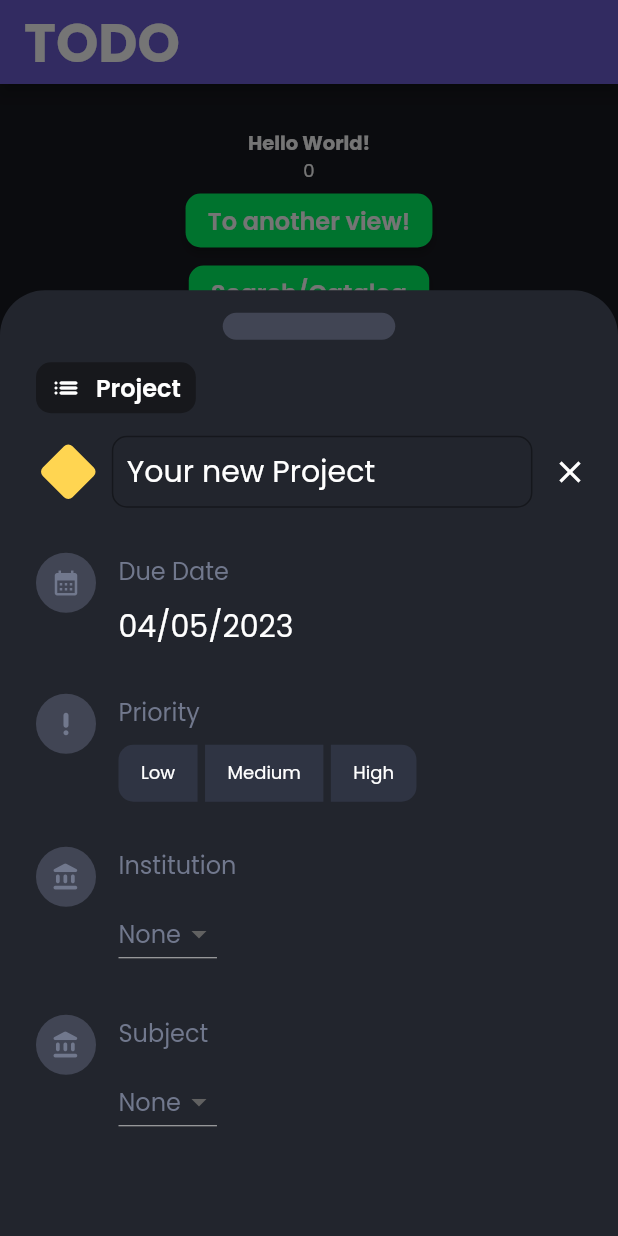
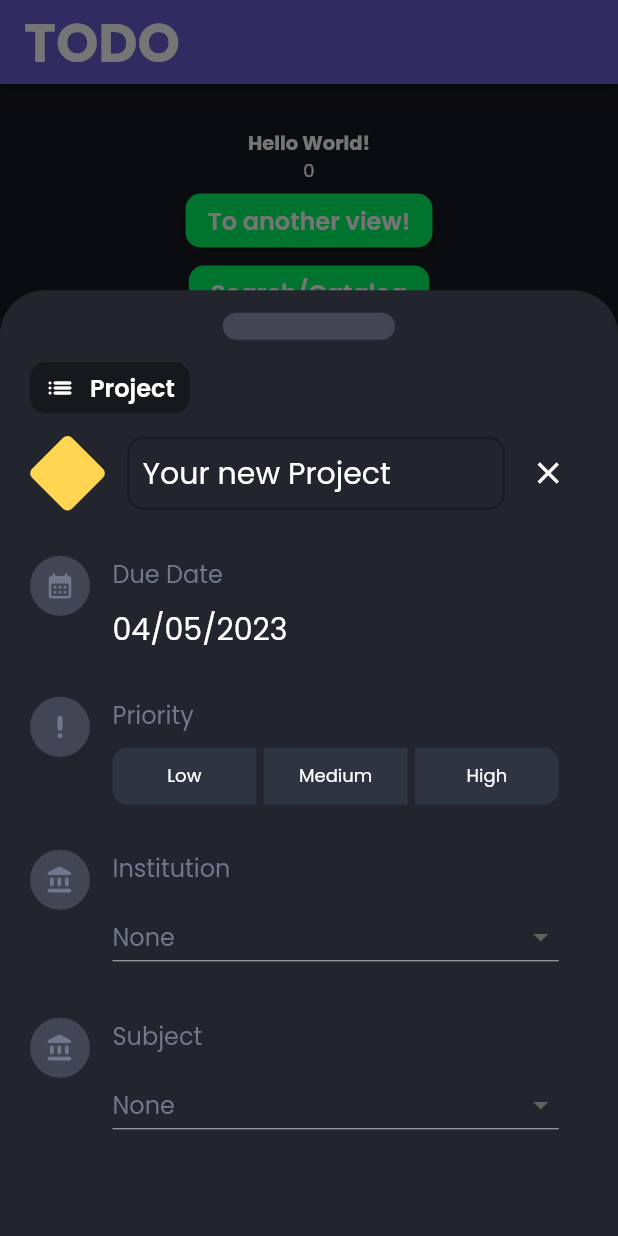
Before and after one commit to DreFlo/lgp-2223-sc1, a Flutter app: the HomePage screen opened directly, after a tap on "Project Form", on a phone screen of 412 x 824 dp. Run offline on Flutter 3.47's test engine with Material 2 defaults, Android fonts, the phone set to English and light mode, and no system bars; our stand-ins replace calendar_view, carousel_slider, floor, flutter_svg, get_it, like_button and 3 more; missing offline and left inert: books_finder, emojis, flutter_picker, tmdb_api; accounts and stored records are empty; generated files the repository leaves out were written again.

Commit message:
Give the same treatment to project form.

```diff
--- a/src/lib/pages/tasks/project_form.dart
+++ b/src/lib/pages/tasks/project_form.dart
@@ -239,7 +239,7 @@ class _ProjectFormState extends State<ProjectForm> {
         builder: (BuildContext context, AsyncSnapshot<int> snapshot) {
           if (snapshot.hasData) {
             return Padding(
-                padding: const EdgeInsets.symmetric(horizontal: 24),
+                padding: const EdgeInsets.symmetric(horizontal: 20),
                 child: SingleChildScrollView(
                   controller: widget.scrollController,
                   child: Wrap(spacing: 10, children: [
@@ -294,15 +294,6 @@ class _ProjectFormState extends State<ProjectForm> {
                     const SizedBox(height: 30),
 
                     // Description
-                    Row(children: [
-                      Text(AppLocalizations.of(context).description,
-                          style: const TextStyle(
-                              fontFamily: 'Poppins',
-                              color: Color(0xFF71788D),
-                              fontSize: 16,
-                              fontWeight: FontWeight.w400),
-                          textAlign: TextAlign.center),
-                    ]),
                     const SizedBox(height: 7.5),
                     ...getDescription(),
                     const SizedBox(height: 30),
@@ -322,32 +313,16 @@ class _ProjectFormState extends State<ProjectForm> {
   List<Widget> getTitle(BuildContext context) {
     Widget titleWidget =
         Row(crossAxisAlignment: CrossAxisAlignment.center, children: [
-      const SizedBox(width: 7.5),
       Flexible(
           flex: 1,
-          child: AspectRatio(
-              aspectRatio: 1,
           child: Transform.rotate(
             angle: -Math.pi / 4,
-                  child: ElevatedButton(
-                    style: ButtonStyle(
-                        shadowColor:
-                            MaterialStateProperty.all(Colors.transparent),
-                        elevation: MaterialStateProperty.all(0),
-                        alignment: const Alignment(0, 0),
-                        backgroundColor:
-                            MaterialStateProperty.all(studentColor)),
-                    onPressed: () {
-                      //TODO: Change the associated module (?)
-                    },
-                    child: Container(
-                        decoration: BoxDecoration(
-                      borderRadius: BorderRadius.circular(5),
+            child:
+                const Icon(Icons.square_rounded, size: 50, color: studentColor),
           )),
-                  )))),
       const SizedBox(width: 15),
       Flexible(
-          flex: 10,
+          flex: 5,
           child: TextField(
               key: const Key('projectTitle'),
               controller: titleController,
@@ -502,7 +477,8 @@ class _ProjectFormState extends State<ProjectForm> {
             Row(
               mainAxisAlignment: MainAxisAlignment.start,
               children: [
-                InkWell(
+                Expanded(
+                    child: InkWell(
                   highlightColor: lightGray,
                   child: Column(
                     mainAxisAlignment: MainAxisAlignment.center,
@@ -530,9 +506,10 @@ class _ProjectFormState extends State<ProjectForm> {
                     priority = Priority.low;
                     setState(() {});
                   },
-                ),
+                )),
                 const SizedBox(width: 5),
-                InkWell(
+                Expanded(
+                    child: InkWell(
                   highlightColor: lightGray,
                   child: Column(
                     mainAxisAlignment: MainAxisAlignment.center,
@@ -555,9 +532,10 @@ class _ProjectFormState extends State<ProjectForm> {
                     priority = Priority.medium;
                     setState(() {});
                   },
-                ),
+                )),
                 const SizedBox(width: 5),
-                InkWell(
+                Expanded(
+                    child: InkWell(
                   highlightColor: lightGray,
                   child: Column(
                     mainAxisAlignment: MainAxisAlignment.center,
@@ -585,7 +563,7 @@ class _ProjectFormState extends State<ProjectForm> {
                     priority = Priority.high;
                     setState(() {});
                   },
-                ),
+                )),
               ],
             )
           ]))
@@ -635,9 +613,13 @@ class _ProjectFormState extends State<ProjectForm> {
             Row(
               mainAxisAlignment: MainAxisAlignment.start,
               children: [
+                Expanded(
+                    child: Column(
+                        crossAxisAlignment: CrossAxisAlignment.stretch,
+                        children: [
                       FutureBuilder(
-                    future:
-                        serviceLocator<InstitutionDao>().findAllInstitutions(),
+                          future: serviceLocator<InstitutionDao>()
+                              .findAllInstitutions(),
                           builder: (BuildContext context,
                               AsyncSnapshot<List<Institution>> snapshot) {
                             if (snapshot.hasData) {
@@ -662,11 +644,13 @@ class _ProjectFormState extends State<ProjectForm> {
                               return DropdownButton<Institution>(
                                 key: const Key('projectInstitution'),
                                 value: institution,
+                                isExpanded: true,
                                 items: snapshot.data!.map((i) {
                                   return DropdownMenuItem<Institution>(
                                       value: i,
                                       child: Text(i.name,
-                                    key: Key('projectInstitution_${i.name}'),
+                                          key: Key(
+                                              'projectInstitution_${i.name}'),
                                           style: const TextStyle(
                                               fontFamily: 'Poppins',
                                               color: Color(0xFF71788D),
@@ -687,6 +671,7 @@ class _ProjectFormState extends State<ProjectForm> {
                               return const SizedBox();
                             }
                           }),
+                    ]))
               ],
             )
           ]))
@@ -729,6 +714,10 @@ class _ProjectFormState extends State<ProjectForm> {
             Row(
               mainAxisAlignment: MainAxisAlignment.start,
               children: [
+                Expanded(
+                    child: Column(
+                        crossAxisAlignment: CrossAxisAlignment.stretch,
+                        children: [
                       FutureBuilder(
                           future: institution.id == -1
                               ? serviceLocator<SubjectDao>()
@@ -761,11 +750,13 @@ class _ProjectFormState extends State<ProjectForm> {
                               return DropdownButton<Subject>(
                                 key: const Key('projectSubject'),
                                 value: subject,
+                                isExpanded: true,
                                 items: snapshot.data!.map((s) {
                                   return DropdownMenuItem<Subject>(
                                       value: s,
                                       child: Text(s.acronym,
-                                    key: Key('projectSubject_${s.acronym}'),
+                                          key: Key(
+                                              'projectSubject_${s.acronym}'),
                                           style: const TextStyle(
                                               fontFamily: 'Poppins',
                                               color: Color(0xFF71788D),
@@ -783,6 +774,7 @@ class _ProjectFormState extends State<ProjectForm> {
                               return const SizedBox();
                             }
                           }),
+                    ]))
               ],
             )
           ]))
@@ -796,7 +788,17 @@ class _ProjectFormState extends State<ProjectForm> {
   }
 
   List<Widget> getDescription() {
-    Widget descriptionWidget = Row(children: [
+    Widget descriptionLabelWidget = Row(children: [
+      Text(AppLocalizations.of(context).description,
+          style: const TextStyle(
+              fontFamily: 'Poppins',
+              color: Color(0xFF71788D),
+              fontSize: 16,
+              fontWeight: FontWeight.w400),
+          textAlign: TextAlign.center),
+    ]);
+
+    Widget descriptionWidget = Expanded(child: Row(children: [
       Flexible(
           flex: 1,
           child: TextField(
@@ -819,13 +821,13 @@ class _ProjectFormState extends State<ProjectForm> {
               description = input;
             },
           ))
-    ]);
+    ])) ;
     bool isError = errors.containsKey('description');
     if (!isError) {
       return [descriptionWidget];
     }
     Widget errorWidget = ErrorText(text: errors['description']!);
-    return [descriptionWidget, errorWidget];
+    return [descriptionLabelWidget, descriptionWidget, errorWidget];
   }
 
   Row getAddTask(BuildContext context) {
```
Lines whose indentation alone changed are shown as unchanged.
